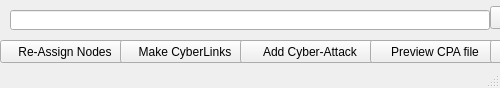
CameronSewell/inp2cpa, file inp2cpa/src/main/resources/base/inp2cpaWindow.ui: the form before one commit.
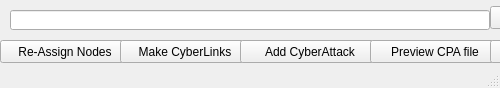
The form after the commit.

Diff of the .ui file:
```diff
--- a/inp2cpa/src/main/resources/base/inp2cpaWindow.ui
+++ b/inp2cpa/src/main/resources/base/inp2cpaWindow.ui
@@ -73,7 +73,7 @@
      </rect>
     </property>
     <property name="text">
-     <string>Add Cyber-Attack</string>
+     <string>Add CyberAttack</string>
     </property>
    </widget>
    <widget class="QPushButton" name="previewFileBtn">
```
